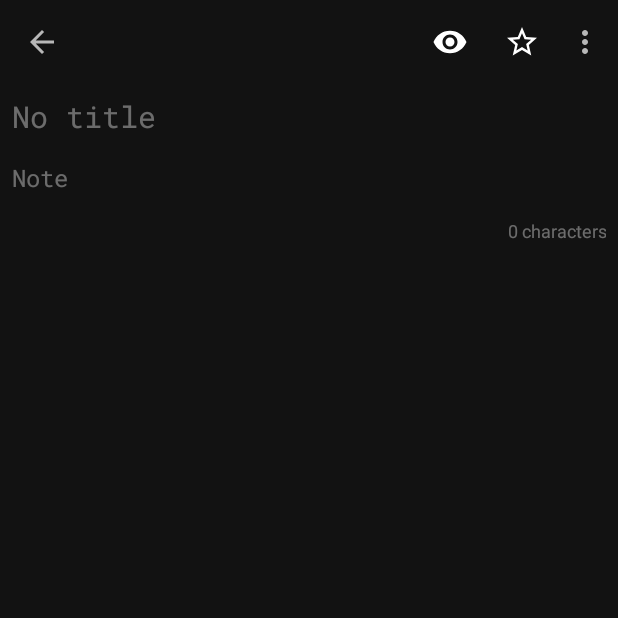
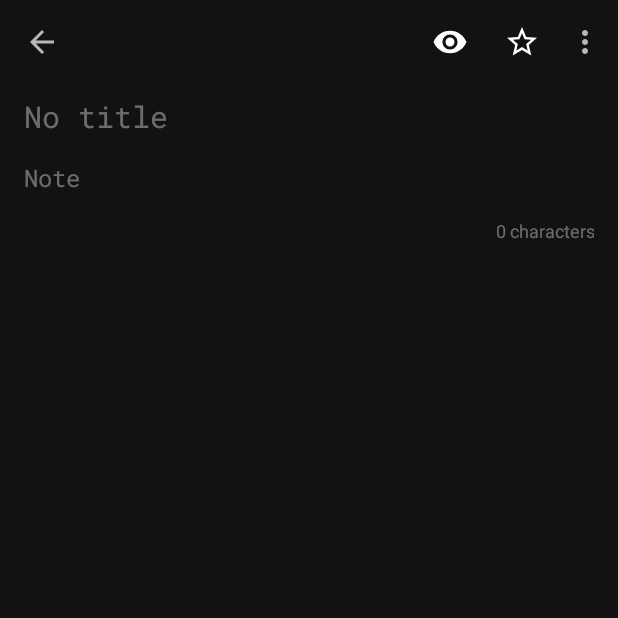
Before and after one commit to jaradgray/RoomNotes, an Android app: the NoteDetailFragment screen opened through its navigation route, on a phone screen of 412 x 824 dp, the top half of it. Run offline under Robolectric (Android 15) with nearby library versions, the phone set to English and light mode, and no system bars; our stand-ins replace Room's generated code, navigation-ui; libraries missing offline, so code that uses them is left out: io.noties.markwon; 6 statements that could not run were skipped.

Commit message:
increase root layout's paddingStart and paddingEnd

```diff
--- a/app/src/main/res/layout/fragment_note_detail.xml
+++ b/app/src/main/res/layout/fragment_note_detail.xml
@@ -10,7 +10,10 @@
         android:id="@+id/fragment_note_detail_root_layout"
         android:layout_width="match_parent"
         android:layout_height="wrap_content"
-        android:padding="8dp"
+        android:paddingTop="8dp"
+        android:paddingBottom="8dp"
+        android:paddingStart="16dp"
+        android:paddingEnd="16dp"
         android:orientation="vertical">
 
         <!-- Title :: editable -->
```
